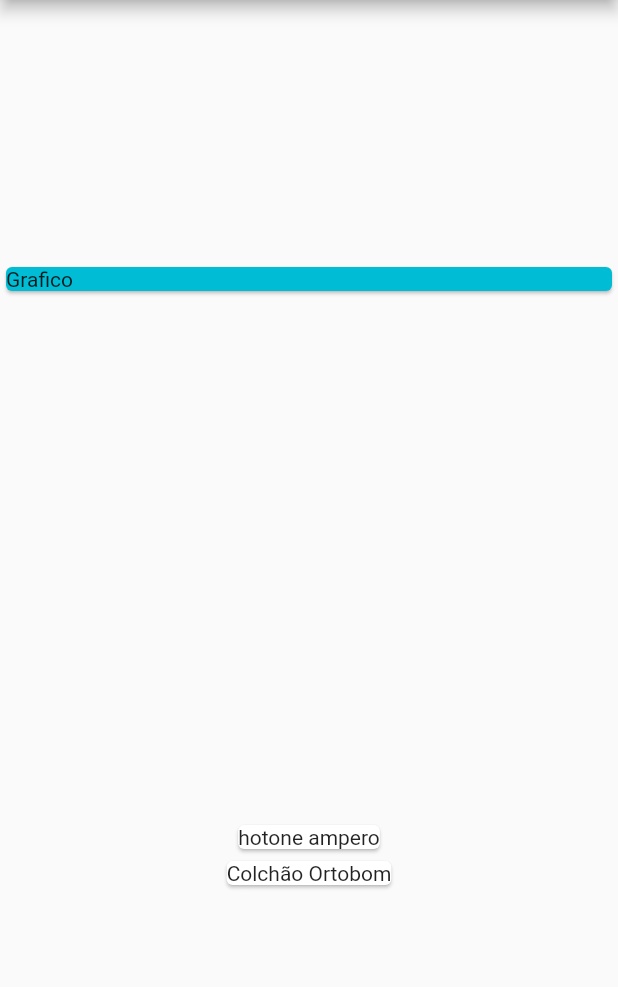
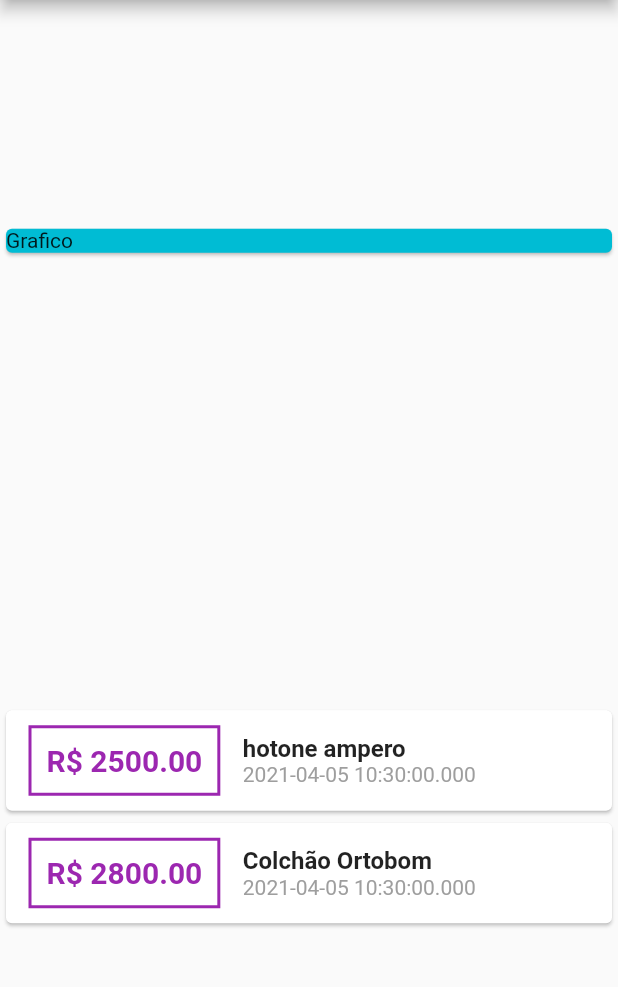
Before and after one commit to MauricioSupero/Expenses, a Flutter app: the screen it shows after launch, on a phone screen of 412 x 824 dp, the part 84-1071 px from its top. Run offline on Flutter 3.47's test engine with Material 2 defaults, Android fonts, the phone set to English and light mode, and no system bars.

Commit message:
melhorias na visualização

```diff
--- a/lib/main.dart
+++ b/lib/main.dart
@@ -45,7 +45,48 @@ class MyHomePage extends StatelessWidget {
           Column(children: [
             ..._transactions
                 .map((tr) => Card(
-                      child: Text(tr.title),
+                      child: Row(
+                        children: [
+                          Container(
+                            margin: EdgeInsets.symmetric(
+                              horizontal: 15,
+                              vertical: 10,
+                            ),
+                            decoration: BoxDecoration(
+                                border: Border.all(
+                              color: Colors.purple,
+                              width: 2,
+                            )),
+                            padding: EdgeInsets.all(10),
+                            child: Text(
+                              "R\$ ${tr.value.toStringAsFixed(2)}",
+                              style: TextStyle(
+                                fontWeight: FontWeight.bold,
+                                fontSize: 20,
+                                color: Colors.purple,
+                              ),
+                            ),
+                          ),
+                          Column(
+                            crossAxisAlignment: CrossAxisAlignment.start,
+                            children: [
+                              Text(
+                                tr.title,
+                                style: TextStyle(
+                                  fontSize: 16,
+                                  fontWeight: FontWeight.bold,
+                                ),
+                              ),
+                              Text(
+                                tr.date.toString(),
+                                style: TextStyle(
+                                  color: Colors.grey,
+                                ),
+                              )
+                            ],
+                          ),
+                        ],
+                      ),
                     ))
                 .toList(),
           ]),
```
